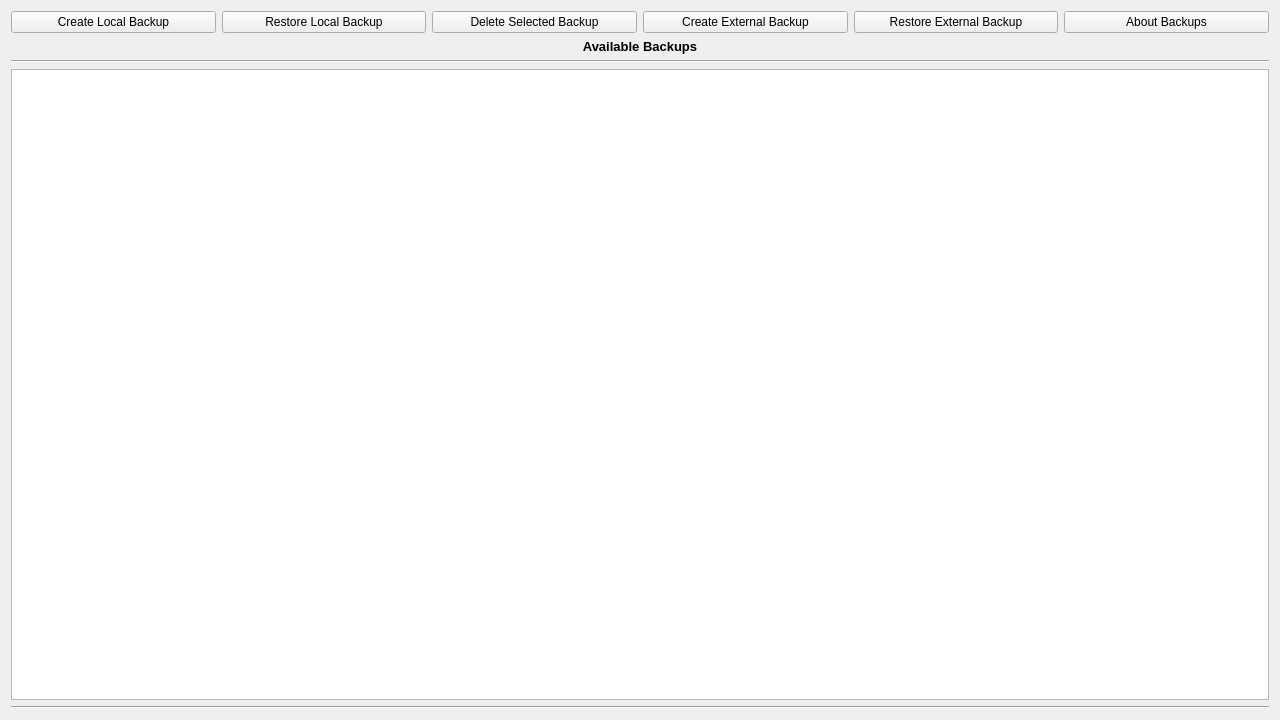
First picture: the form in src/gui/widgets/backupwidget.ui, repository fiffty-50/openPilotLog, before the edit.
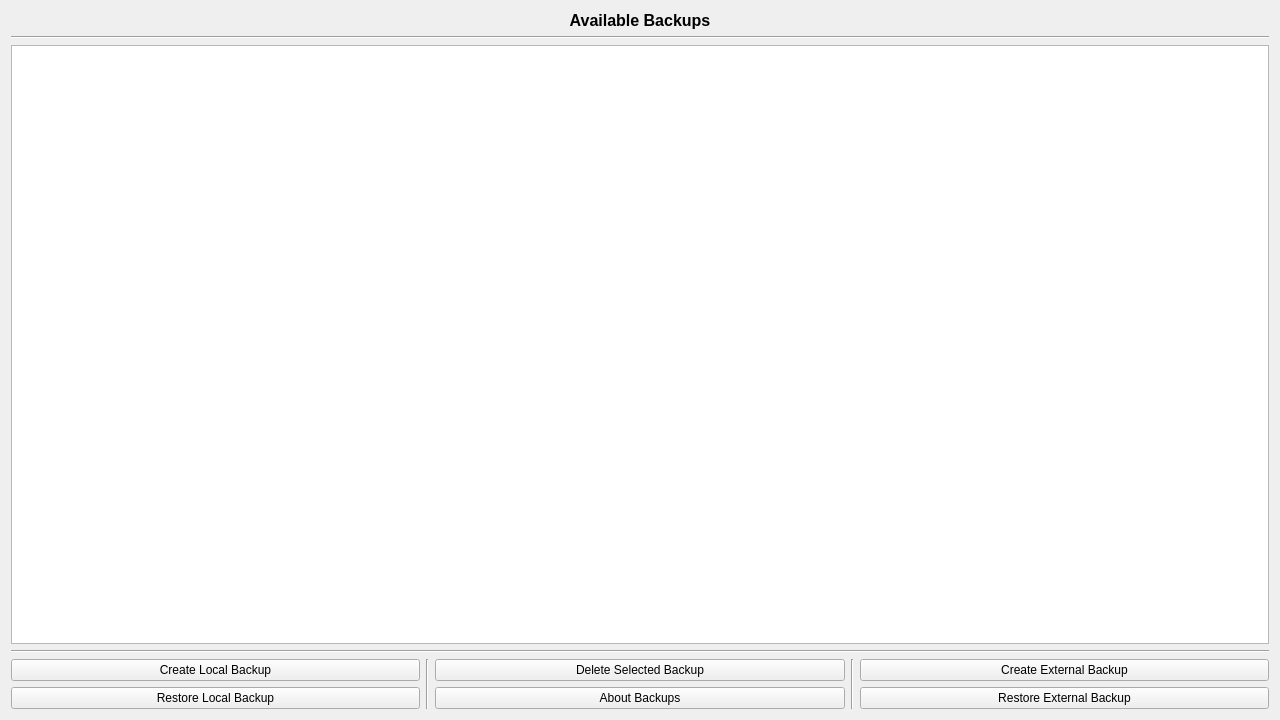
Second picture: the form after the edit.

What changed in the file:
```diff
--- a/src/gui/widgets/backupwidget.ui
+++ b/src/gui/widgets/backupwidget.ui
@@ -14,77 +14,7 @@
    <string>Form</string>
   </property>
   <layout class="QGridLayout" name="gridLayout">
-   <item row="6" column="0">
-    <widget class="Line" name="line_2">
-     <property name="orientation">
-      <enum>Qt::Horizontal</enum>
-     </property>
-    </widget>
-   </item>
-   <item row="2" column="0">
-    <widget class="QLabel" name="availableBackupsLabel">
-     <property name="font">
-      <font>
-       <pointsize>10</pointsize>
-       <weight>75</weight>
-       <bold>true</bold>
-      </font>
-     </property>
-     <property name="text">
-      <string>Available Backups</string>
-     </property>
-     <property name="alignment">
-      <set>Qt::AlignCenter</set>
-     </property>
-    </widget>
-   </item>
-   <item row="1" column="0">
-    <layout class="QHBoxLayout" name="horizontalLayout_11">
-     <item>
-      <widget class="QPushButton" name="createLocalPushButton">
-       <property name="text">
-        <string>Create Local Backup</string>
-       </property>
-      </widget>
-     </item>
-     <item>
-      <widget class="QPushButton" name="restoreLocalPushButton">
-       <property name="text">
-        <string>Restore Local Backup</string>
-       </property>
-      </widget>
-     </item>
-     <item>
-      <widget class="QPushButton" name="deleteSelectedPushButton">
-       <property name="text">
-        <string>Delete Selected Backup</string>
-       </property>
-      </widget>
-     </item>
-     <item>
-      <widget class="QPushButton" name="createExternalPushButton">
-       <property name="text">
-        <string>Create External Backup</string>
-       </property>
-      </widget>
-     </item>
-     <item>
-      <widget class="QPushButton" name="restoreExternalPushButton">
-       <property name="text">
-        <string>Restore External Backup</string>
-       </property>
-      </widget>
-     </item>
-     <item>
-      <widget class="QPushButton" name="aboutPushButton">
-       <property name="text">
-        <string>About Backups</string>
-       </property>
-      </widget>
-     </item>
-    </layout>
-   </item>
-   <item row="4" column="0">
+   <item row="2" column="0" colspan="5">
     <widget class="QTableView" name="tableView">
      <property name="sizePolicy">
       <sizepolicy hsizetype="Expanding" vsizetype="Expanding">
@@ -93,7 +23,7 @@
       </sizepolicy>
      </property>
      <property name="sizeAdjustPolicy">
-      <enum>QAbstractScrollArea::AdjustToContents</enum>
+      <enum>QAbstractScrollArea::AdjustToContentsOnFirstShow</enum>
      </property>
      <property name="editTriggers">
       <set>QAbstractItemView::NoEditTriggers</set>
@@ -115,13 +45,93 @@
      </attribute>
     </widget>
    </item>
-   <item row="3" column="0">
+   <item row="1" column="0" colspan="5">
     <widget class="Line" name="line">
      <property name="orientation">
       <enum>Qt::Horizontal</enum>
      </property>
     </widget>
    </item>
+   <item row="4" column="1" rowspan="2">
+    <widget class="Line" name="line_3">
+     <property name="orientation">
+      <enum>Qt::Vertical</enum>
+     </property>
+    </widget>
+   </item>
+   <item row="5" column="4">
+    <widget class="QPushButton" name="restoreExternalPushButton">
+     <property name="text">
+      <string>Restore External Backup</string>
+     </property>
+    </widget>
+   </item>
+   <item row="5" column="2">
+    <widget class="QPushButton" name="aboutPushButton">
+     <property name="text">
+      <string>About Backups</string>
+     </property>
+    </widget>
+   </item>
+   <item row="4" column="0">
+    <widget class="QPushButton" name="createLocalPushButton">
+     <property name="text">
+      <string>Create Local Backup</string>
+     </property>
+    </widget>
+   </item>
+   <item row="3" column="0" colspan="5">
+    <widget class="Line" name="line_2">
+     <property name="orientation">
+      <enum>Qt::Horizontal</enum>
+     </property>
+    </widget>
+   </item>
+   <item row="4" column="4">
+    <widget class="QPushButton" name="createExternalPushButton">
+     <property name="text">
+      <string>Create External Backup</string>
+     </property>
+    </widget>
+   </item>
+   <item row="4" column="3" rowspan="2">
+    <widget class="Line" name="line_4">
+     <property name="orientation">
+      <enum>Qt::Vertical</enum>
+     </property>
+    </widget>
+   </item>
+   <item row="4" column="2">
+    <widget class="QPushButton" name="deleteSelectedPushButton">
+     <property name="text">
+      <string>Delete Selected Backup</string>
+     </property>
+    </widget>
+   </item>
+   <item row="0" column="2">
+    <widget class="QLabel" name="availableBackupsLabel">
+     <property name="font">
+      <font>
+       <pointsize>12</pointsize>
+       <weight>75</weight>
+       <bold>true</bold>
+      </font>
+     </property>
+     <property name="text">
+      <string>Available Backups</string>
+     </property>
+     <property name="alignment">
+      <set>Qt::AlignCenter</set>
+     </property>
+    </widget>
+   </item>
+   <item row="5" column="0">
+    <widget class="QPushButton" name="restoreLocalPushButton">
+     <property name="text">
+      <string>Restore Local Backup</string>
+     </property>
+    </widget>
+   </item>
   </layout>
  </widget>
  <resources/>
```
